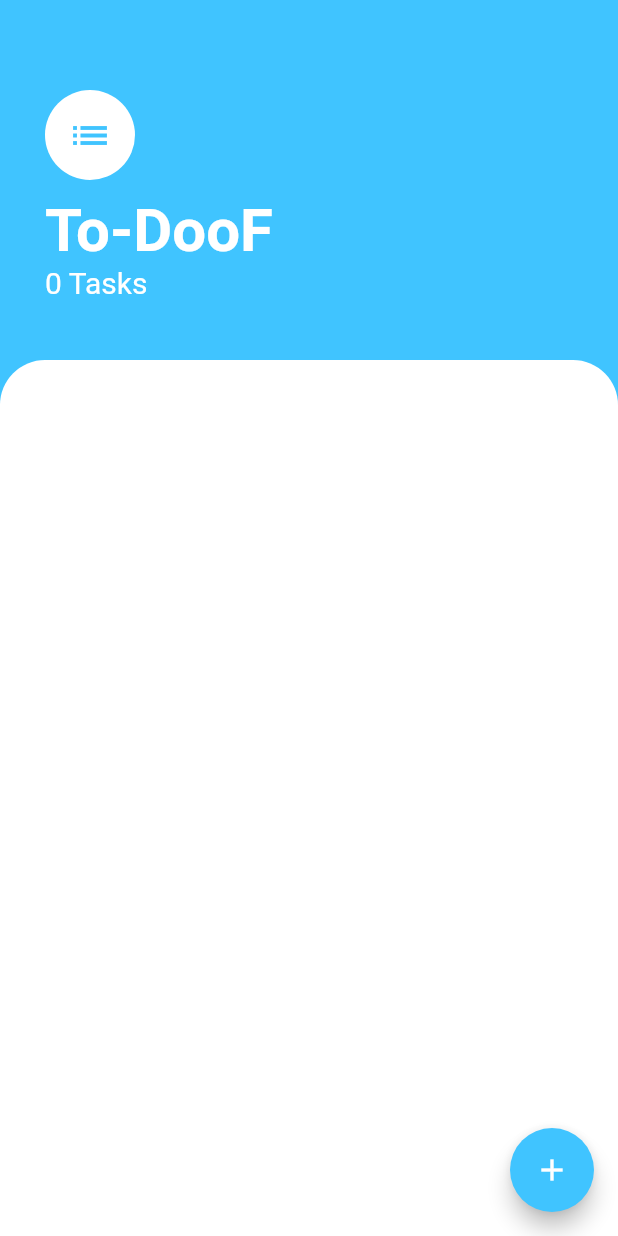
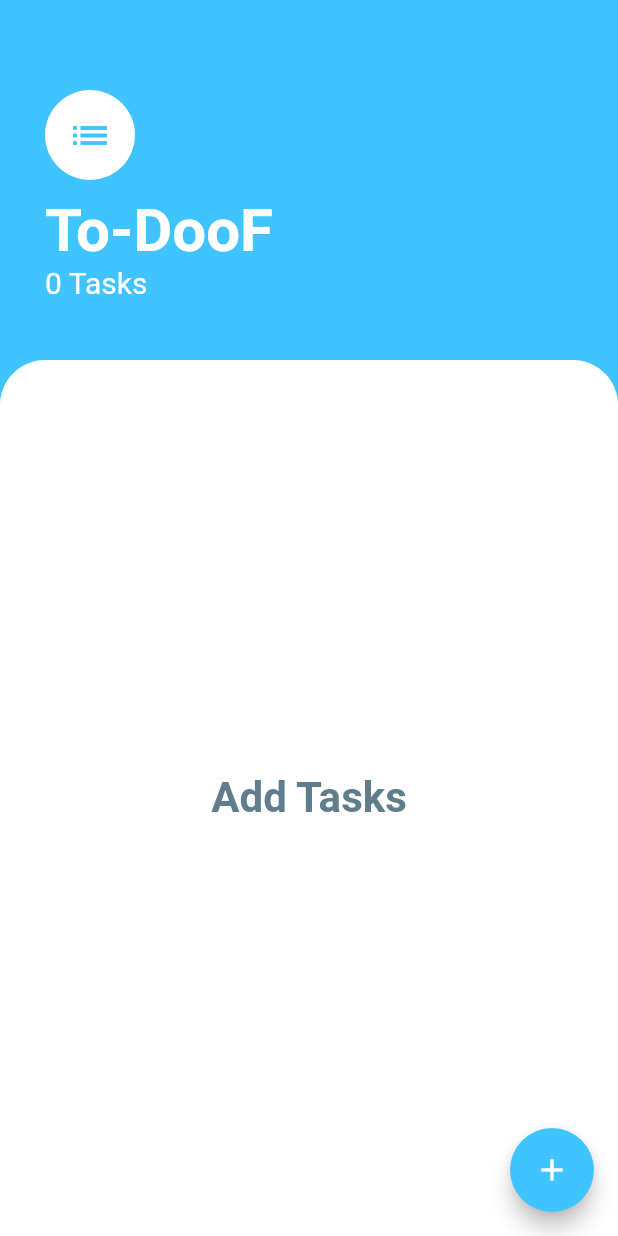
Before and after one commit to RahulMore-Codes/to_doof, a Flutter app: the screen it shows after launch, on a phone screen of 412 x 824 dp. Run offline on Flutter 3.47's test engine with Material 2 defaults, Android fonts, the light colour scheme and no system bars.

Commit message:
Added Text widget when there is no task

```diff
--- a/lib/main.dart
+++ b/lib/main.dart
@@ -5,7 +5,7 @@ import 'package:to_doof/src/model/task_data.dart';
 import 'package:to_doof/src/screens/tasks_screen.dart';
 
 void main() {
-  //Make app view Portrait only
+  //Making app view portrait only
   WidgetsFlutterBinding.ensureInitialized();
   SystemChrome.setPreferredOrientations(
     [DeviceOrientation.portraitUp, DeviceOrientation.portraitDown],
--- a/lib/src/widgets/tasks_list.dart
+++ b/lib/src/widgets/tasks_list.dart
@@ -8,7 +8,8 @@ class TasksList extends StatelessWidget {
   Widget build(BuildContext context) {
     return Consumer<TaskData>(
       builder: (context, taskData, child) {
-        return ListView.builder(
+        return (taskData.tasks.length > 0)
+            ? ListView.builder(
                 padding: EdgeInsets.only(bottom: 80.0),
                 itemCount: taskData.taskCount,
                 itemBuilder: (context, index) {
@@ -26,7 +27,8 @@ class TasksList extends StatelessWidget {
                           TextButton(
                             child: Text(
                               "Cancel",
-                        style: TextStyle(color: Theme.of(context).primaryColor),
+                              style: TextStyle(
+                                  color: Theme.of(context).primaryColor),
                             ),
                             style: TextButton.styleFrom(
                               backgroundColor: Colors.transparent,
@@ -52,6 +54,16 @@ class TasksList extends StatelessWidget {
                     ),
                   );
                 },
+              )
+            : Center(
+                child: Text(
+                  "Add Tasks",
+                  style: TextStyle(
+                    fontSize: 28.0,
+                    color: Colors.blueGrey,
+                    fontWeight: FontWeight.w700,
+                  ),
+                ),
               );
       },
     );
```
Lines whose indentation alone changed are shown as unchanged.
